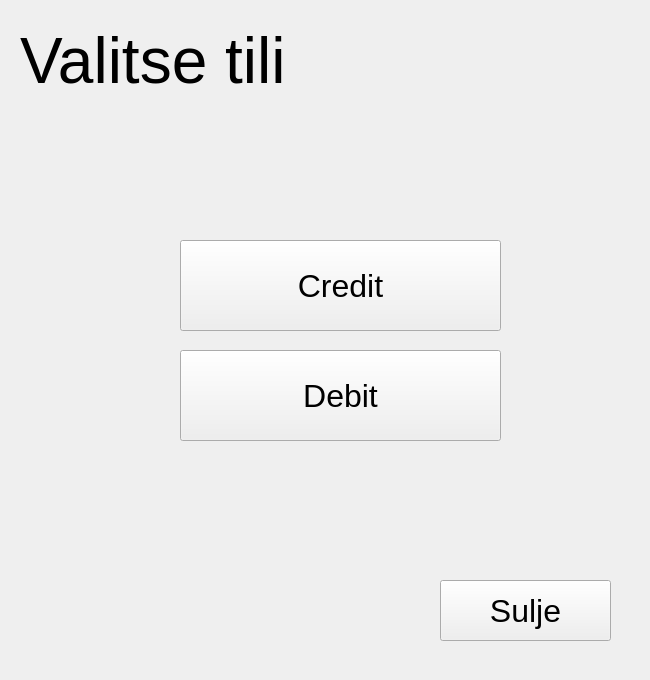
Above: bankko/ATMLogin/acctype.ui from tvt20kmo-ohjelmistokehitysprojekti/Group9 before the change. Below: the same form after it.
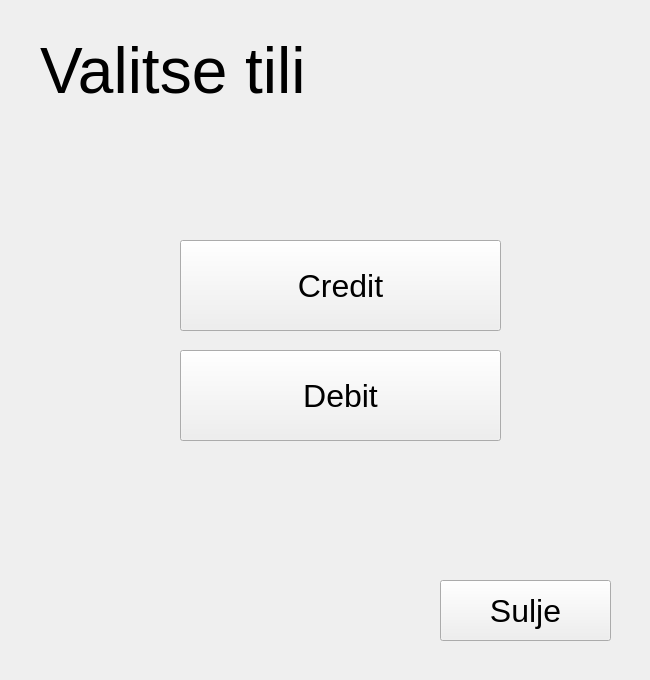
That is the form after the change.

```diff
--- a/bankko/ATMLogin/acctype.ui
+++ b/bankko/ATMLogin/acctype.ui
@@ -49,24 +49,6 @@
     <string>Debit</string>
    </property>
   </widget>
-  <widget class="QLabel" name="label">
-   <property name="geometry">
-    <rect>
-     <x>20</x>
-     <y>10</y>
-     <width>611</width>
-     <height>101</height>
-    </rect>
-   </property>
-   <property name="font">
-    <font>
-     <pointsize>48</pointsize>
-    </font>
-   </property>
-   <property name="text">
-    <string>Valitse tili</string>
-   </property>
-  </widget>
   <widget class="QLabel" name="labelPIN">
    <property name="geometry">
     <rect>
@@ -80,27 +62,6 @@
     <string/>
    </property>
   </widget>
-  <widget class="QLabel" name="labelError">
-   <property name="geometry">
-    <rect>
-     <x>0</x>
-     <y>280</y>
-     <width>651</width>
-     <height>91</height>
-    </rect>
-   </property>
-   <property name="font">
-    <font>
-     <pointsize>31</pointsize>
-    </font>
-   </property>
-   <property name="text">
-    <string/>
-   </property>
-   <property name="alignment">
-    <set>Qt::AlignCenter</set>
-   </property>
-  </widget>
   <widget class="QPushButton" name="btnSuljeAcctype">
    <property name="geometry">
     <rect>
@@ -119,6 +80,37 @@
     <string>Sulje</string>
    </property>
   </widget>
+  <widget class="QLabel" name="labelError">
+   <property name="geometry">
+    <rect>
+     <x>90</x>
+     <y>490</y>
+     <width>331</width>
+     <height>41</height>
+    </rect>
+   </property>
+   <property name="text">
+    <string/>
+   </property>
+  </widget>
+  <widget class="QLabel" name="labelValitseTilityyppi">
+   <property name="geometry">
+    <rect>
+     <x>40</x>
+     <y>30</y>
+     <width>411</width>
+     <height>81</height>
+    </rect>
+   </property>
+   <property name="font">
+    <font>
+     <pointsize>48</pointsize>
+    </font>
+   </property>
+   <property name="text">
+    <string>Valitse tili</string>
+   </property>
+  </widget>
  </widget>
  <resources/>
  <connections/>
```
